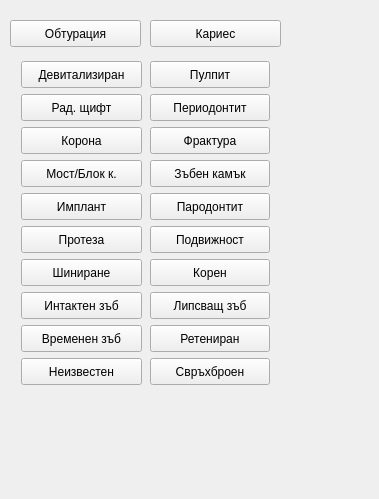
Qt form src/View/SubWidgets/ControlPanel.ui (thefinalcutbg/DinoDent) before a commit.
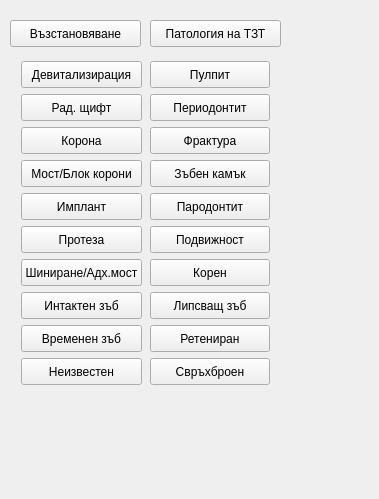
The same form after that commit. Custom widgets are drawn as their Qt base class.

```diff
--- a/src/View/SubWidgets/ControlPanel.ui
+++ b/src/View/SubWidgets/ControlPanel.ui
@@ -50,7 +50,7 @@
     <string notr="true"/>
    </property>
    <property name="text">
-    <string>Кариес</string>
+    <string>Патология на ТЗТ</string>
    </property>
   </widget>
   <widget class="StatusButton" name="Restoration">
@@ -87,7 +87,7 @@
     <string notr="true"/>
    </property>
    <property name="text">
-    <string>Обтурация</string>
+    <string>Възстановяване</string>
    </property>
   </widget>
   <widget class="QWidget" name="layoutWidget">
@@ -132,7 +132,7 @@
          <string notr="true"/>
         </property>
         <property name="text">
-         <string>Девитализиран</string>
+         <string>Девитализирация</string>
         </property>
        </widget>
       </item>
@@ -228,7 +228,7 @@
          <string notr="true"/>
         </property>
         <property name="text">
-         <string>Мост/Блок к.</string>
+         <string>Мост/Блок корони</string>
         </property>
        </widget>
       </item>
@@ -321,7 +321,7 @@
          <string notr="true"/>
         </property>
         <property name="text">
-         <string>Шиниране</string>
+         <string>Шиниране/Адх.мост</string>
         </property>
        </widget>
       </item>
```
